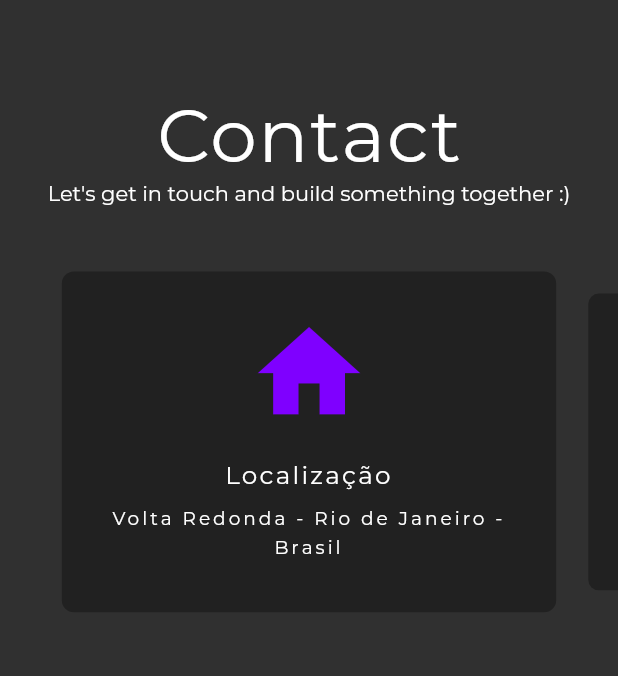
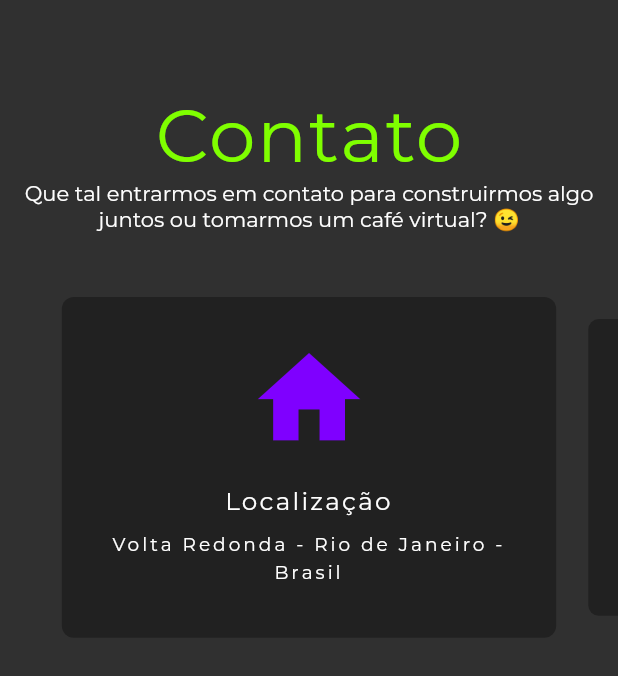
Before and after one commit to joaopaulovieira-dev/portfolio, a Flutter app: the ContactMobileTab widget shown alone on an empty page, opened directly, on a phone screen of 412 x 824 dp. Shown: the top 676 px of the screen. Run offline on Flutter 3.47's test engine with Material 2 defaults, Android fonts, the phone set to English and light mode, and no system bars; drawn by our look-alikes of carousel_slider; our stand-ins replace animated_text_kit, google_fonts, responsive_builder, scrollable_positioned_list; missing offline and left inert: universal_html; network calls fail.

Commit message:
Finalizado - Contato

```diff
--- a/lib/constants.dart
+++ b/lib/constants.dart
@@ -181,5 +181,5 @@ final kContactTitles = [
 final kContactDetails = [
   "Volta Redonda - Rio de Janeiro - Brasil",
   "(+55) 24 98152-7163",
-  "joaopaulovieira.dev@gmail.com"
+  "contato@joaopaulovieira.dev"
 ];
--- a/lib/sections/contact/contactDesktop.dart
+++ b/lib/sections/contact/contactDesktop.dart
@@ -16,15 +16,16 @@ class ContactDesktop extends StatelessWidget {
       child: Column(
         children: [
           Text(
-            "\nContact",
+            "\nContato",
             style: GoogleFonts.montserrat(
               fontSize: height * 0.06,
               fontWeight: FontWeight.w100,
               letterSpacing: 1.0,
+              color: darkGreenColor,
             ),
           ),
           Text(
-            "Let's get in touch and build something together :)\n\n",
+            "Que tal entrarmos em contato para construirmos algo juntos ou tomarmos um café virtual? 😉\n\n",
             style: GoogleFonts.montserrat(fontWeight: FontWeight.w200),
           ),
           Row(
--- a/lib/sections/contact/contactMobile.dart
+++ b/lib/sections/contact/contactMobile.dart
@@ -13,15 +13,16 @@ class ContactMobileTab extends StatelessWidget {
       child: Column(
         children: [
           Text(
-            "\nContact",
+            "\nContato",
             style: GoogleFonts.montserrat(
               fontSize: height * 0.06,
               fontWeight: FontWeight.w100,
               letterSpacing: 1.0,
+              color: darkGreenColor,
             ),
           ),
           Text(
-            "Let's get in touch and build something together :)\n\n",
+            "Que tal entrarmos em contato para construirmos algo juntos ou tomarmos um café virtual? 😉\n\n",
             style: GoogleFonts.montserrat(fontWeight: FontWeight.w200),
             textAlign: TextAlign.center,
           ),
--- a/lib/widget/footer.dart
+++ b/lib/widget/footer.dart
@@ -13,7 +13,7 @@ class Footer extends StatelessWidget {
       color: Colors.grey[900],
       child: Center(
         child: Text(
-          "2021 - joaopaulovieira.dev",
+          "2021 - joaopaulovieira.dev | Feito com ❤️ em Flutter!",
           style: GoogleFonts.montserrat(fontWeight: FontWeight.w100),
         ),
       ),
```
